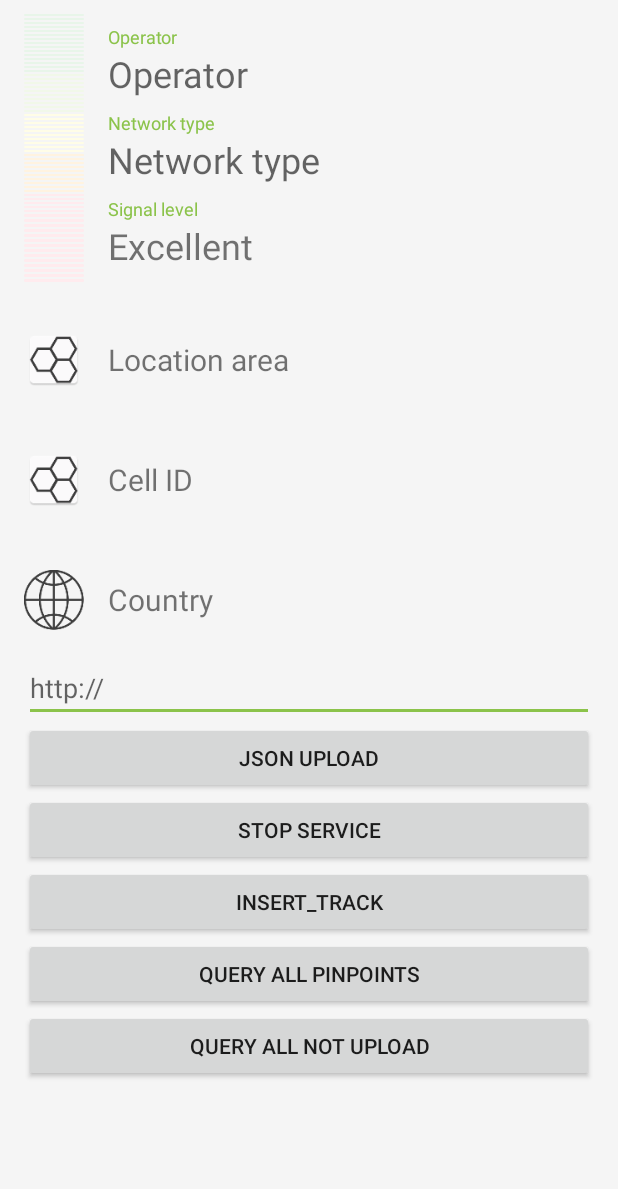
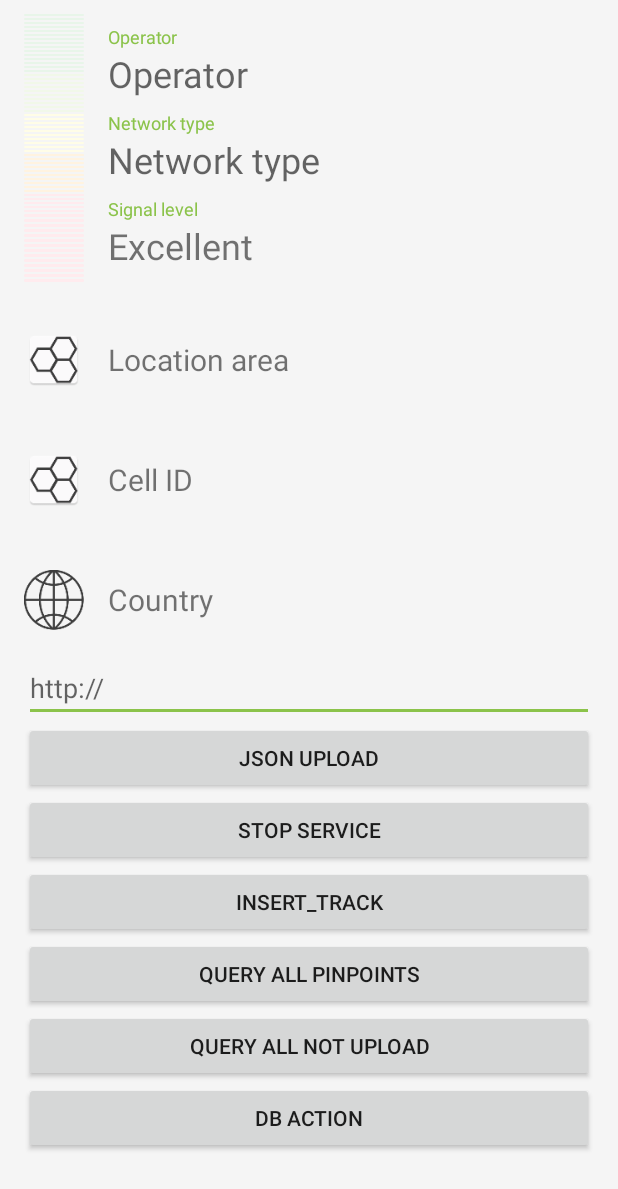
Before and after one commit to abdalftah-dep/MobileNetworksTracker, an Android app: the layout fragment_data.xml on its own in the app's theme, with its tools: preview values and no code run, on a phone screen of 412 x 824 dp. Shown: the top 1189 px of the screen. Run offline under Robolectric (Android 15) with nearby library versions, the phone set to English and light mode, and no system bars.

```diff
--- a/app/src/main/java/com/blogspot/droidcrib/mobilenetworkstracker/controller/LocationReceiver.java
+++ b/app/src/main/java/com/blogspot/droidcrib/mobilenetworkstracker/controller/LocationReceiver.java
@@ -125,7 +125,7 @@ public class LocationReceiver extends BroadcastReceiver {
             pinPoint.operator = mOperatorName;
             pinPoint.country = "UA";
             pinPoint.upload = false;
-            pinPoint.trackId = 2;
+            pinPoint.trackId = 3;
             pinPoint.save();
 
             Log.d(TAG, "insert PinPoint");
--- a/app/src/main/res/layout/fragment_data.xml
+++ b/app/src/main/res/layout/fragment_data.xml
@@ -216,6 +216,12 @@
             android:layout_width="match_parent"
             android:layout_height="wrap_content" />
 
+        <Button
+            android:id="@+id/db_action"
+            android:text="db action"
+            android:layout_width="match_parent"
+            android:layout_height="wrap_content" />
+
 
     </LinearLayout>
 </android.support.v4.widget.NestedScrollView>
```
Also changed, not shown: app/src/main/java/com/blogspot/droidcrib/mobilenetworkstracker/controller/TrackManager.java (+22 -15 lines), app/src/main/java/com/blogspot/droidcrib/mobilenetworkstracker/ui/DataFragment.java (+36 -13 lines), 1 other file.
